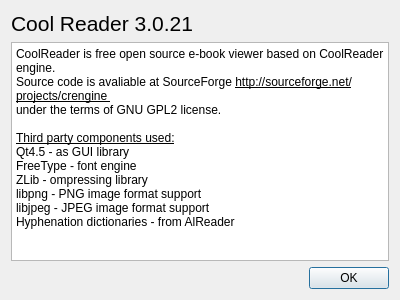
Old version of the form trunk/src/aboutdlg.ui in the repository buggins/coolreader.
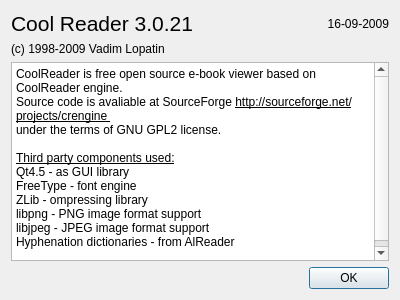
New version of the form.

```diff
--- a/trunk/src/aboutdlg.ui
+++ b/trunk/src/aboutdlg.ui
@@ -30,8 +30,25 @@
          </property>
         </widget>
        </item>
+       <item>
+        <widget class="QLabel" name="label_3">
+         <property name="text">
+          <string>16-09-2009</string>
+         </property>
+         <property name="alignment">
+          <set>Qt::AlignRight|Qt::AlignTrailing|Qt::AlignVCenter</set>
+         </property>
+        </widget>
+       </item>
       </layout>
      </item>
+     <item>
+      <widget class="QLabel" name="label_2">
+       <property name="text">
+        <string>(c) 1998-2009 Vadim Lopatin</string>
+       </property>
+      </widget>
+     </item>
      <item>
       <layout class="QHBoxLayout" name="horizontalLayout_3">
        <item>
```
